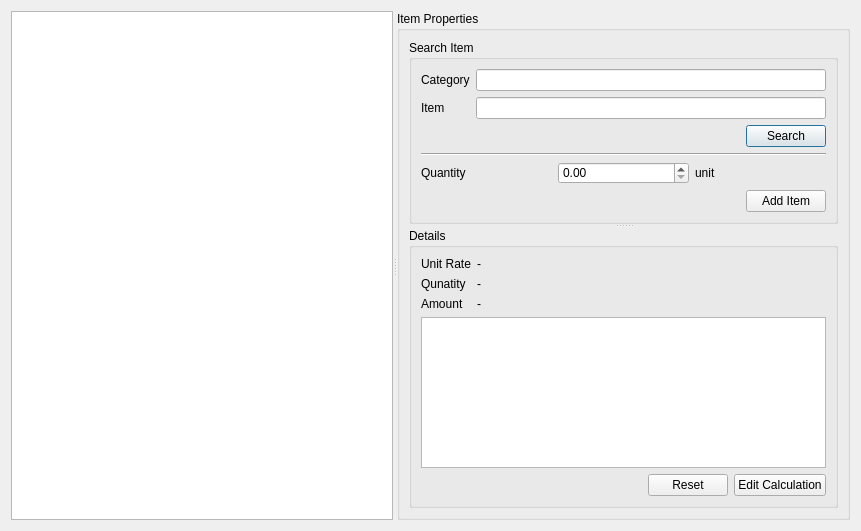
Asitha/Estima, file core/worksheetwidget.ui: the form before one commit.
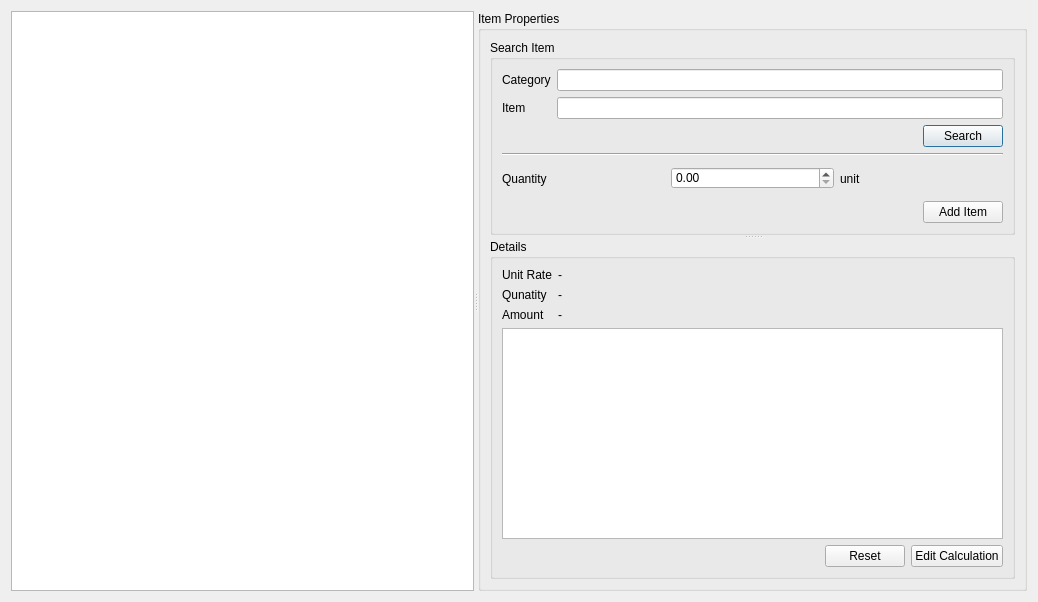
The form after the commit.

Patch:
```diff
--- a/core/worksheetwidget.ui
+++ b/core/worksheetwidget.ui
@@ -6,8 +6,8 @@
    <rect>
     <x>0</x>
     <y>0</y>
-    <width>861</width>
-    <height>531</height>
+    <width>1038</width>
+    <height>602</height>
    </rect>
   </property>
   <property name="windowTitle">
```
Left out of the diff: 4 changed lines with no effect on the pictures.
